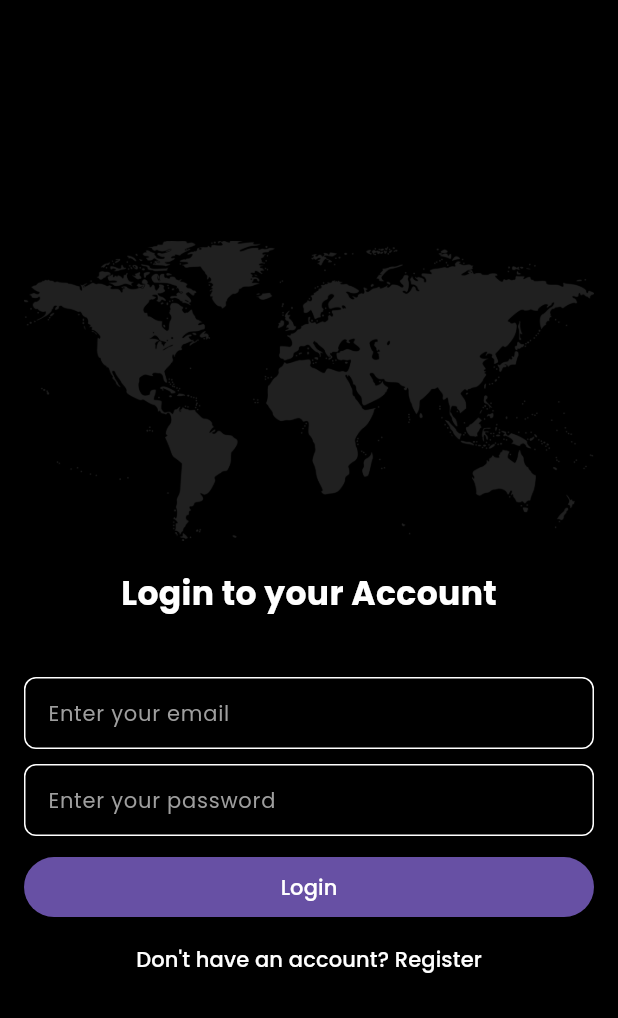
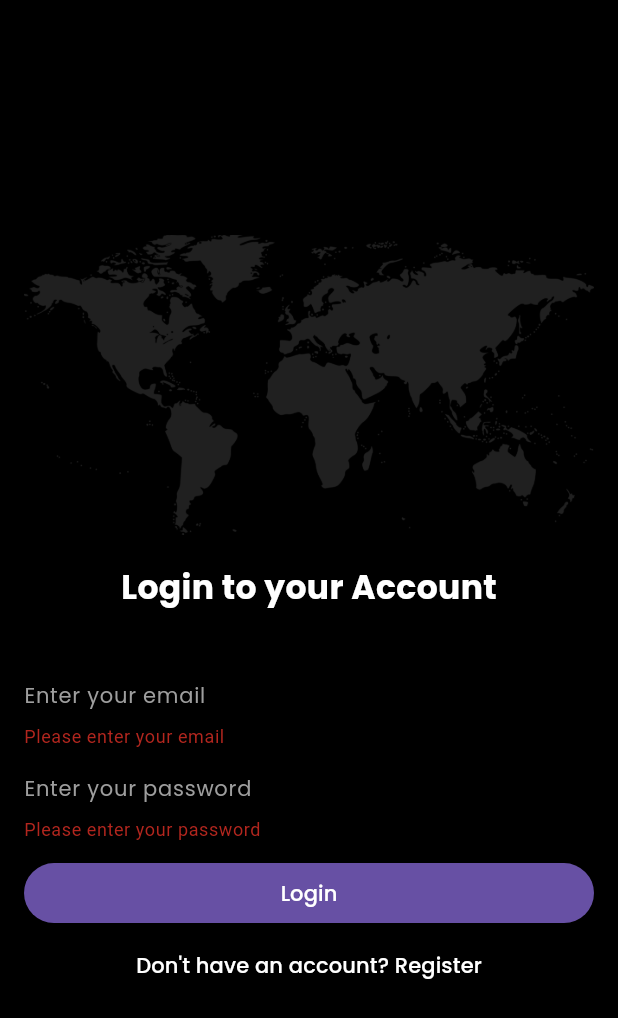
Before and after one commit to prachi-git99/weather_app, a Flutter app: the screen it shows after launch, after a tap on "Login", on a phone screen of 412 x 824 dp. Shown: the top 1018 px of the screen. Run offline on Flutter 3.47's test engine with Material 3 defaults, Android fonts, the phone set to English and light mode, and no system bars; our stand-ins replace bloc, equatable, firebase_auth, firebase_core, flutter_bloc, location and 1 more; accounts and stored records are empty.

Commit message:
basic app done

```diff
--- a/lib/application/blocs/weather/weather_bloc.dart
+++ b/lib/application/blocs/weather/weather_bloc.dart
@@ -87,6 +87,7 @@ class WeatherBloc extends Bloc<WeatherEvent, WeatherState> {
     emit(WeatherLoading());
     try {
       final weather = await weatherRepository.fetchWeather(event.cityName);
+
       await _saveWeatherToLocal(weather);
       emit(WeatherLoaded(weather: weather));
     } catch (e) {
--- a/lib/domain/repositories/weather_repository.dart
+++ b/lib/domain/repositories/weather_repository.dart
@@ -8,8 +8,11 @@ class WeatherRepository {
   final String apiKey = '4358ea7b971da34f69107b37d02c9024';
 
   Future<Weather> fetchWeather(String cityName) async {
+    print(cityName);
     final response = await http.get(Uri.parse(
+        // "https://api.openweathermap.org/geo/1.0/direct?q=$cityName&limit=10&appid=$apiKey"
         'https://api.openweathermap.org/data/2.5/weather?q=$cityName&appid=$apiKey&units=metric'));
+    print(response.body);
 
     if (response.statusCode == 200) {
       return Weather.fromJson(json.decode(response.body));
--- a/lib/main.dart
+++ b/lib/main.dart
@@ -65,7 +65,7 @@ class _SplashToAuthState extends State<SplashToAuth> {
         } else if (state is AuthUnauthenticated) {
           return LoginScreen();
         } else if (state is AuthLoading || state is AuthInitial) {
-          return LoadingScreen();
+          return const LoadingScreen();
         } else if (state is AuthFailure) {
           return Scaffold(
               body: Center(
@@ -78,59 +78,3 @@ class _SplashToAuthState extends State<SplashToAuth> {
     );
   }
 }
-
-// class MyApp extends StatelessWidget {
-//   @override
-//   Widget build(BuildContext context) {
-//     return MaterialApp(
-//       title: 'Flutter Firebase Auth with BLoC',
-//       home: BlocProvider(
-//         create: (context) => AuthBloc()..add(AuthStarted()),
-//         child: SplashToAuth(),
-//       ),
-//     );
-//   }
-// }
-//
-// class SplashToAuth extends StatefulWidget {
-//   @override
-//   _SplashToAuthState createState() => _SplashToAuthState();
-// }
-//
-// class _SplashToAuthState extends State<SplashToAuth> {
-//   @override
-//   void initState() {
-//     super.initState();
-//     Future.delayed(Duration(seconds: 2), () {
-//       BlocProvider.of<AuthBloc>(context).add(AuthStarted());
-//     });
-//   }
-//
-//   @override
-//   Widget build(BuildContext context) {
-//     return SplashListener();
-//   }
-// }
-//
-// class SplashListener extends StatelessWidget {
-//   @override
-//   Widget build(BuildContext context) {
-//     return BlocBuilder<AuthBloc, AuthState>(
-//       builder: (context, state) {
-//         if (state is AuthAuthenticated) {
-//           return HomeScreen();
-//         } else if (state is AuthUnauthenticated) {
-//           return LoginScreen();
-//         } else if (state is AuthLoading || state is AuthInitial) {
-//           return SplashScreen(); // Show splash screen during loading or initial state
-//         } else if (state is AuthFailure) {
-//           return Scaffold(
-//               body: Center(
-//                   child: Text('Authentication Failure: ${state.error}')));
-//         } else {
-//           return Scaffold(body: Center(child: CircularProgressIndicator()));
-//         }
-//       },
-//     );
-//   }
-// }
--- a/lib/presentation/consts/colors.dart
+++ b/lib/presentation/consts/colors.dart
@@ -3,3 +3,7 @@ import 'package:flutter/material.dart';
 const Color white = Colors.white;
 const Color black = Colors.black;
 const Color grey = Colors.grey;
+
+const Color gradientColor1 = Color.fromRGBO(87, 32, 243, 1.0);
+const Color gradientColor2 = Color.fromRGBO(96, 53, 238, 1.0);
+const Color gradientColor3 = Color.fromRGBO(79, 39, 192, 1.0);
--- a/lib/presentation/screens/auth_screens/login_screen.dart
+++ b/lib/presentation/screens/auth_screens/login_screen.dart
@@ -10,6 +10,7 @@ import '../../widgets/form_widgets/custom_textfield.dart';
 class LoginScreen extends StatelessWidget {
   final TextEditingController _emailController = TextEditingController();
   final TextEditingController _passwordController = TextEditingController();
+  final GlobalKey<FormState> _formKey = GlobalKey<FormState>();
 
   LoginScreen({super.key});
 
@@ -23,7 +24,12 @@ class LoginScreen extends StatelessWidget {
         listener: (context, state) {
           if (state is AuthFailure) {
             ScaffoldMessenger.of(context).showSnackBar(
-              SnackBar(content: Text(state.error)),
+              const SnackBar(
+                  backgroundColor: Colors.deepPurple,
+                  content: Text(
+                    "Something went wrong! Please enter valid details",
+                    style: TextStyle(color: white),
+                  )),
             );
           } else if (state is AuthAuthenticated) {
             Navigator.pushReplacementNamed(context, '/');
@@ -31,6 +37,8 @@ class LoginScreen extends StatelessWidget {
         },
         child: Padding(
           padding: const EdgeInsets.all(appAllPadding),
+          child: Form(
+            key: _formKey,
             child: Column(
               mainAxisAlignment: MainAxisAlignment.center,
               children: [
@@ -47,24 +55,45 @@ class LoginScreen extends StatelessWidget {
                     controller: _emailController,
                     hintText: emailHintText,
                     obscureText: false,
+                    validator: (value) {
+                      if (value == null || value.isEmpty) {
+                        return 'Please enter your email';
+                      }
+                      final emailRegex = RegExp(r'^[^@\s]+@[^@\s]+\.[^@\s]+$');
+                      if (!emailRegex.hasMatch(value)) {
+                        return 'Please enter a valid email';
+                      }
+                      return null;
+                    },
                     keyBoardType: TextInputType.emailAddress),
                 smallVerticalSizedBox(),
                 customTextField(
                     controller: _passwordController,
                     obscureText: true,
                     hintText: passwordHintText,
+                    validator: (value) {
+                      if (value == null || value.isEmpty) {
+                        return 'Please enter your password';
+                      }
+                      if (value.length < 6) {
+                        return 'Password must be at least 6 characters long';
+                      }
+                      return null;
+                    },
                     keyBoardType: TextInputType.text),
                 smallVerticalSizedBox(),
                 SizedBox(
                   width: size.width,
                   child: FilledButton(
                       onPressed: () {
+                        if (_formKey.currentState?.validate() ?? false) {
                           BlocProvider.of<AuthBloc>(context).add(
                             AuthLoggedIn(
                               email: _emailController.text,
                               password: _passwordController.text,
                             ),
                           );
+                        }
                       },
                       child: const Text(loginBtnText,
                           style: TextStyle(color: white, fontFamily: poppins))),
@@ -82,6 +111,7 @@ class LoginScreen extends StatelessWidget {
             ),
           ),
         ),
+      ),
     );
   }
 }
--- a/lib/presentation/widgets/form_widgets/custom_textfield.dart
+++ b/lib/presentation/widgets/form_widgets/custom_textfield.dart
@@ -3,15 +3,19 @@ import 'package:my_weather_app/presentation/consts/consts.dart';
 Widget customTextField(
     {required TextEditingController controller,
     required String hintText,
+    Widget? suffixIcon,
+    required String? Function(String?)? validator,
     required bool obscureText,
     required TextInputType keyBoardType}) {
   return TextFormField(
     style: const TextStyle(color: white),
     controller: controller,
+    validator: validator,
     keyboardType: keyBoardType,
     obscureText: obscureText,
     decoration: InputDecoration(
       border: InputBorder.none,
+      suffixIcon: suffixIcon,
       hintStyle: const TextStyle(
           color: grey,
           fontWeight: FontWeight.normal,
--- a/lib/presentation/widgets/home_widgets/getWeatherIcon.dart
+++ b/lib/presentation/widgets/home_widgets/getWeatherIcon.dart
@@ -11,6 +11,7 @@ Widget getWeatherIcon(String code, var size) {
     "Clear": "assets/images/sunny.png",
     "Few Clouds": "assets/images/cloudy.png",
     "Scattered Clouds": "assets/images/cloudy.png",
+    "Clouds": "assets/images/cloudy.png",
   };
 
   String defaultIconPath = "assets/images/clear.png";
--- /dev/null
+++ b/notes.txt
@@ -0,0 +1,2 @@
+validation
+invalid pr proper ui toast
```
Also changed, not shown: lib/presentation/screens/auth_screens/register_screen.dart (+31 -3 lines), lib/presentation/screens/home_screen.dart (+18 -15 lines), lib/presentation/screens/select_location_screen.dart (added, +67 -0 lines), lib/presentation/widgets/home_widgets/display_details_widget.dart (+36 -12 lines). Lines whose indentation alone changed are shown as unchanged.
